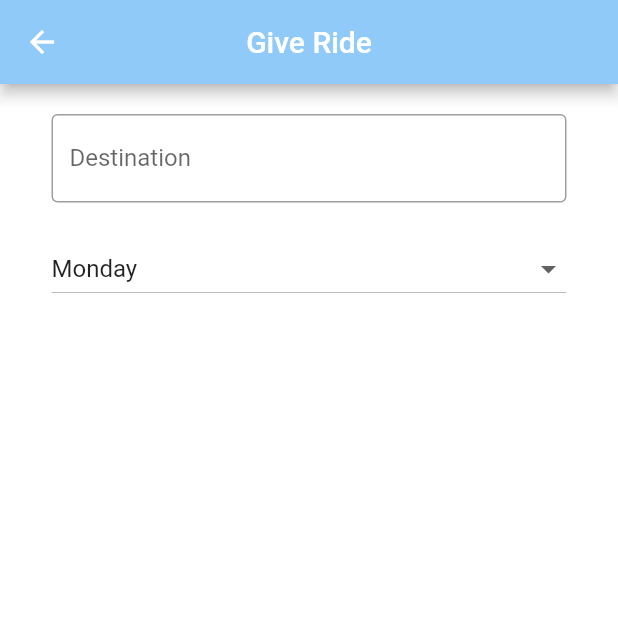
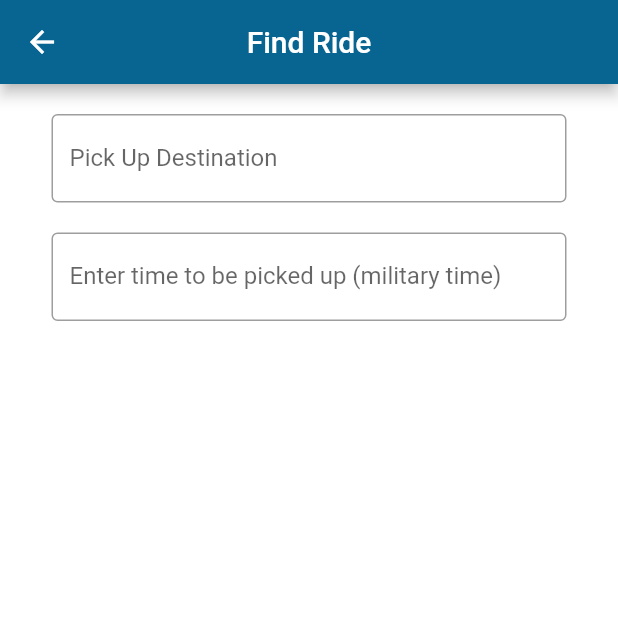
Before and after one commit to hampster2018/TAMUhack-2023, a Flutter app: the screen it shows after launch, after a tap on the "arrow back" icon, on a phone screen of 412 x 824 dp, the top half of it. Run offline on Flutter 3.47's test engine with Material 2 defaults, Android fonts, the phone set to English and light mode, and no system bars.

Commit message:
Added time options

```diff
--- a/lib/globals/app_colors.dart
+++ b/lib/globals/app_colors.dart
@@ -2,6 +2,6 @@ import "package:flutter/material.dart";
 
 class AppColors {
   // TODO: change colors
-  static Color background = const Color.fromRGBO(15, 15, 15, 1.0);
-  static Color button = const Color.fromRGBO(100, 9, 100, 1.0);
+  static Color background = const Color.fromRGBO(8, 101, 145, 1.0);
+  static Color button = const Color.fromRGBO(181, 49, 37, 1.0);
 }
--- a/lib/main.dart
+++ b/lib/main.dart
@@ -2,6 +2,7 @@ import 'package:flutter/material.dart';
 
 import 'globals/app_colors.dart';
 import 'package:tamuhack/screens/rideshare/give_a_ride/screen.dart';
+import 'package:tamuhack/screens/rideshare/find_a_ride/screen.dart';
 
 void main() {
   runApp(const MyApp());
@@ -35,6 +36,7 @@ class MyApp extends StatelessWidget {
           // Login Route for the User
           //"/": (context) => const LoginPage(),
           "/GiveRide": (context) => const GiveRide(),
+          "/FindRide": (context) => const FindRide(),
           //"/Main": (context) => const MainPage(),
         });
   }
--- a/lib/screens/rideshare/find_a_ride/screen.dart
+++ b/lib/screens/rideshare/find_a_ride/screen.dart
@@ -0,0 +1,88 @@
+import 'package:flutter/material.dart';
+import 'package:tamuhack/globals/app_colors.dart';
+
+class FindRide extends StatefulWidget {
+  const FindRide({Key? key}) : super(key: key);
+
+  @override
+  _FindRideState createState() => _FindRideState();
+}
+
+class _FindRideState extends State<FindRide> {
+  var days = [
+    'Monday',
+    'Tuesday',
+    'Wednesday',
+    'Thursday',
+    'Friday',
+  ];
+
+  String dropdownvalue = 'Monday';
+
+  final destination = TextEditingController();
+  final timePickup = TextEditingController();
+
+  @override
+  Widget build(BuildContext context) {
+    double sWidth = MediaQuery.of(context).size.width;
+    double sHeight = MediaQuery.of(context).size.height;
+    return MaterialApp(
+      home: Scaffold(
+        appBar: AppBar(
+          backgroundColor: AppColors.background,
+          centerTitle: true,
+          title: const Text("Find Ride"),
+          leading: IconButton(
+            icon: const Icon(Icons.arrow_back_sharp),
+            onPressed: () {
+              Navigator.of(context).pushReplacementNamed('/GiveRide');
+            },
+          ),
+        ),
+        body: Center(
+            child: Container(
+          width: sWidth,
+          height: sHeight,
+          color: Colors.white,
+          child: Stack(
+            fit: StackFit.expand,
+            alignment: Alignment.center,
+            children: [
+              Column(
+                children: [
+                  const Padding(
+                    padding: EdgeInsets.symmetric(vertical: 10),
+                  ),
+                  SizedBox(
+                    width: sWidth / 1.2,
+                    child: const TextField(
+                      decoration: InputDecoration(
+                        border: OutlineInputBorder(),
+                        labelText: 'Pick Up Destination',
+                      ),
+                    ),
+                  ),
+                  const Padding(
+                    padding: EdgeInsets.symmetric(vertical: 10),
+                  ),
+                  SizedBox(
+                    width: sWidth / 1.2,
+                    child: const TextField(
+                      decoration: InputDecoration(
+                        border: OutlineInputBorder(),
+                        labelText: 'Enter time to be picked up (military time)',
+                      ),
+                    ),
+                  ),
+                  const Padding(
+                    padding: EdgeInsets.symmetric(vertical: 30),
+                  ),
+                ],
+              ),
+            ],
+          ),
+        )),
+      ),
+    );
+  }
+}
--- a/lib/screens/rideshare/give_a_ride/screen.dart
+++ b/lib/screens/rideshare/give_a_ride/screen.dart
@@ -17,7 +17,8 @@ class _GiveRideState extends State<GiveRide> {
     'Friday',
   ];
 
-  String dropdownvalue = 'Monday';
+  String dropdownvalue = 'Choose a day';
+  String timevalue = 'Choose a time slot';
 
   final destination = TextEditingController();
 
@@ -28,12 +29,14 @@ class _GiveRideState extends State<GiveRide> {
     return MaterialApp(
       home: Scaffold(
         appBar: AppBar(
-          backgroundColor: Theme.of(context).colorScheme.background,
+          backgroundColor: AppColors.background,
           centerTitle: true,
           title: const Text("Give Ride"),
           leading: IconButton(
             icon: const Icon(Icons.arrow_back_sharp),
-            onPressed: () {},
+            onPressed: () {
+              Navigator.of(context).pushReplacementNamed('/FindRide');
+            },
           ),
         ),
         body: Center(
@@ -69,6 +72,10 @@ class _GiveRideState extends State<GiveRide> {
                       value: dropdownvalue,
                       items: const [
                         DropdownMenuItem<String>(
+                          child: Text('Choose a day'),
+                          value: 'Choose a day',
+                        ),
+                        DropdownMenuItem<String>(
                           child: Text('Monday'),
                           value: 'Monday',
                         ),
@@ -99,6 +106,65 @@ class _GiveRideState extends State<GiveRide> {
                     ),
                   ),
                   const Padding(
+                    padding: EdgeInsets.symmetric(vertical: 10),
+                  ),
+                  SizedBox(
+                    width: sWidth / 1.2,
+                    child: DropdownButton(
+                      isExpanded: true,
+                      value: timevalue,
+                      items: const [
+                        DropdownMenuItem<String>(
+                          child: Text('Choose a time slot'),
+                          value: 'Choose a time slot',
+                        ),
+                        DropdownMenuItem<String>(
+                          child: Text('6-7 AM'),
+                          value: 'Monday',
+                        ),
+                        DropdownMenuItem<String>(
+                          child: Text('7-8 AM'),
+                          value: 'Tuesday',
+                        ),
+                        DropdownMenuItem<String>(
+                          child: Text('8-9 AM'),
+                          value: 'Wednesday',
+                        ),
+                        DropdownMenuItem<String>(
+                          child: Text('9-10 AM'),
+                          value: 'Friday',
+                        ),
+                        DropdownMenuItem<String>(
+                          child: Text('10-11 AM'),
+                          value: 'Friday',
+                        ),
+                        DropdownMenuItem<String>(
+                          child: Text('11 AM-12 PM'),
+                          value: 'Friday',
+                        ),
+                        DropdownMenuItem<String>(
+                          child: Text('12-1 PM'),
+                          value: 'Friday',
+                        ),
+                        DropdownMenuItem<String>(
+                          child: Text('1-2 PM'),
+                          value: 'Friday',
+                        ),
+                        DropdownMenuItem<String>(
+                          child: Text('2-3 PM'),
+                          value: 'Thursday',
+                        ),
+                      ],
+                      onChanged: (String? selectedValue) {
+                        if (selectedValue is String) {
+                          setState(() {
+                            timevalue = selectedValue;
+                          });
+                        }
+                      },
+                    ),
+                  ),
+                  const Padding(
                     padding: EdgeInsets.symmetric(vertical: 30),
                   ),
                 ],
```
